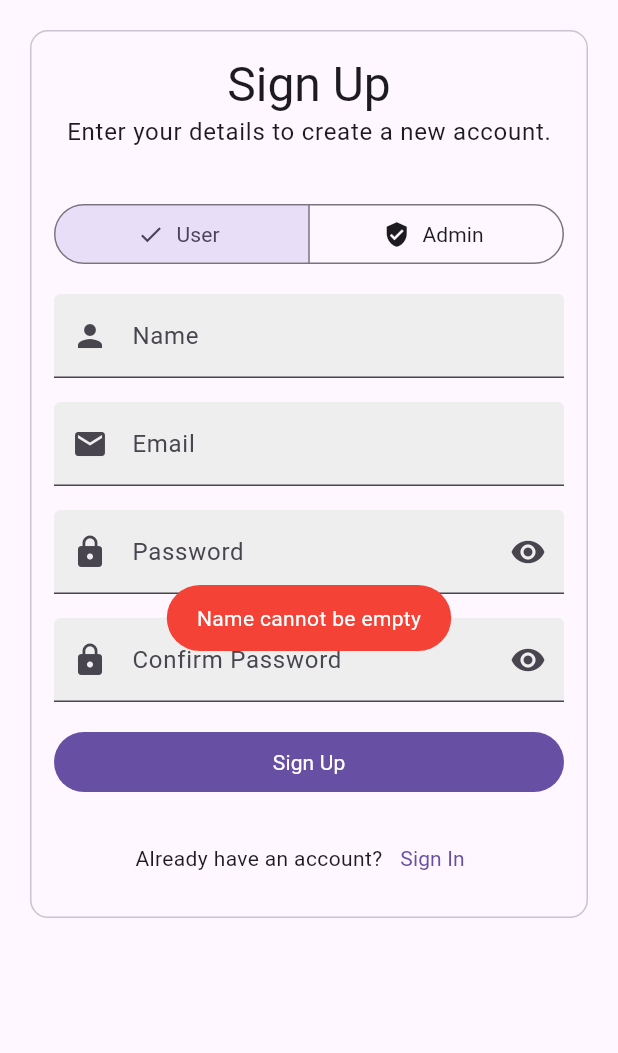
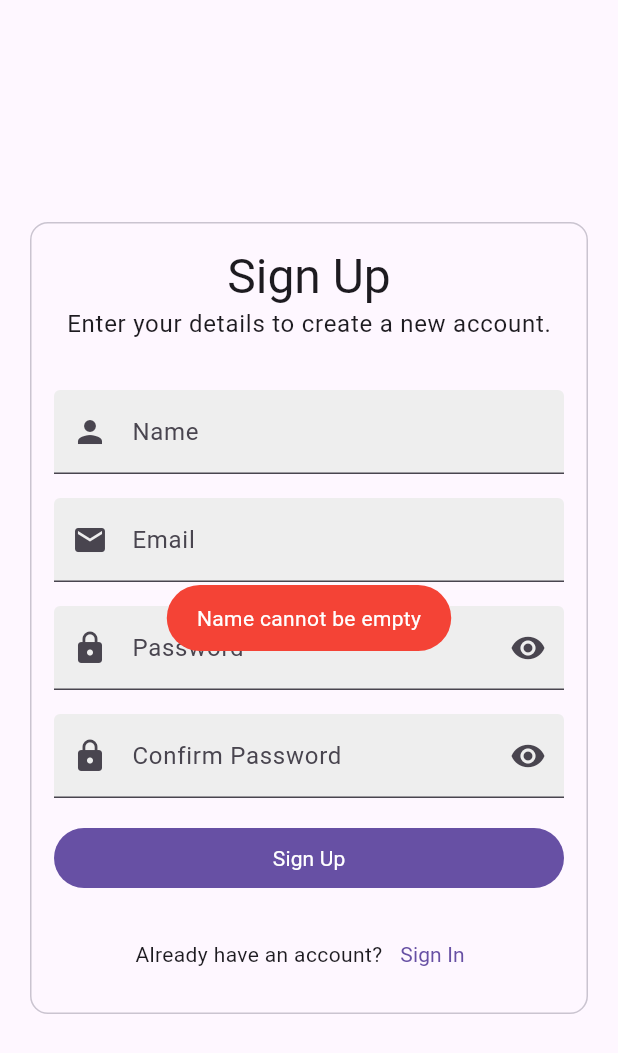
Before and after one commit to Johnmorales26/system_reports_app, a Flutter app: the SignUpScreen screen opened by its route, after a tap on "Sign Up", on a phone screen of 412 x 824 dp. Shown: the top 1053 px of the screen. Run offline on Flutter 3.47's test engine with Material 3 defaults, Android fonts, the phone set to English and light mode, and no system bars; our stand-ins replace carousel_slider, cloud_firestore, file_picker, firebase_auth, firebase_core, firebase_storage and 6 more; accounts and stored records are empty.

```diff
--- a/lib/ui/registerModule/sign_up_screen.dart
+++ b/lib/ui/registerModule/sign_up_screen.dart
@@ -1,11 +1,9 @@
-import 'package:flutter/cupertino.dart';
 import 'package:flutter/material.dart';
 import 'package:fluttertoast/fluttertoast.dart';
 import 'package:lottie/lottie.dart';
 import 'package:provider/provider.dart';
 import 'package:system_reports_app/ui/homeModule/home_screen.dart';
 import 'package:system_reports_app/ui/registerModule/sign_up_view_model.dart';
-import 'package:system_reports_app/ui/registerModule/user_privileges.dart';
 import 'package:system_reports_app/ui/signInModule/sign_in_screen.dart';
 
 import '../appModule/assets.dart';
@@ -32,19 +30,20 @@ class SignUpScreen extends StatelessWidget {
         ],
       );
     } else {
-      view = formForSignUp(context);
+      view = Center(child: formForSignUp(context));
     }
     return Scaffold(
       body: Container(
         padding: const EdgeInsets.all(Dimens.commonPaddingDefault),
-        child: SingleChildScrollView(child: view),
+        child: Center(child: SingleChildScrollView(child: view)),
       ),
     );
   }
 
   Widget formForSignUp(BuildContext context) {
     final provider = Provider.of<SignUpViewModel>(context);
-    return Column(
+    return Center(
+        child: Column(
       mainAxisAlignment: MainAxisAlignment.center,
       crossAxisAlignment: CrossAxisAlignment.center,
       children: [
@@ -99,7 +98,7 @@ class SignUpScreen extends StatelessWidget {
               ),
             ))
       ],
-    );
+    ));
   }
 }
 
@@ -114,27 +113,7 @@ class _FormState extends State<_Form> {
   @override
   Widget build(BuildContext context) {
     provider = Provider.of<SignUpViewModel>(context);
-    UserPrivileges? userPrivileges = provider?.userPrivileges;
     return Column(children: [
-      SizedBox(
-          width: double.infinity,
-          child: SegmentedButton<UserPrivileges>(
-            segments: const <ButtonSegment<UserPrivileges>>[
-              ButtonSegment(
-                  value: UserPrivileges.user,
-                  label: Text('User'),
-                  icon: Icon(Icons.person)),
-              ButtonSegment(
-                  value: UserPrivileges.admin,
-                  label: Text('Admin'),
-                  icon: Icon(Icons.verified_user))
-            ],
-            selected: <UserPrivileges>{userPrivileges!},
-            onSelectionChanged: (Set<UserPrivileges> userPrivileges) {
-              provider?.changePrivileges(userPrivileges.first);
-            },
-          )),
-      const SizedBox(height: Dimens.commonPaddingDefault),
       TextField(
           controller: provider?.nameController,
           decoration: InputDecoration(
--- a/lib/ui/registerModule/sign_up_view_model.dart
+++ b/lib/ui/registerModule/sign_up_view_model.dart
@@ -9,7 +9,6 @@ class SignUpViewModel extends ChangeNotifier {
 
   bool isVisiblePassword = true;
   bool isVisibleConfirmPassword = true;
-  UserPrivileges userPrivileges = UserPrivileges.user;
   final TextEditingController nameController = TextEditingController();
   final TextEditingController emailController = TextEditingController();
   final TextEditingController passwordController = TextEditingController();
@@ -21,7 +20,6 @@ class SignUpViewModel extends ChangeNotifier {
     final email = emailController.text.toString().trim();
     final password = passwordController.text.toString().trim();
     final confirmPassword = confirmPasswordController.text.toString().trim();
-    print(userPrivileges.name.toString());
     if (name.isEmpty) {
       return 'Name cannot be empty';
     }
@@ -38,13 +36,8 @@ class SignUpViewModel extends ChangeNotifier {
         confirmPassword.isEmpty) {
       return 'Confirm password cannot be empty';
     }
-    UserDatabase user = UserDatabase(null, name, email, userPrivileges);
+    UserDatabase user = UserDatabase(null, name, email, UserPrivileges.user);
     return _auth.signUpWithEmailAndPassword(user, password);
-  }
-
-  void changePrivileges(UserPrivileges privileges) {
-    userPrivileges = privileges;
-    notifyListeners();
   }
 
   void changeVisibilityPassword() {
```
